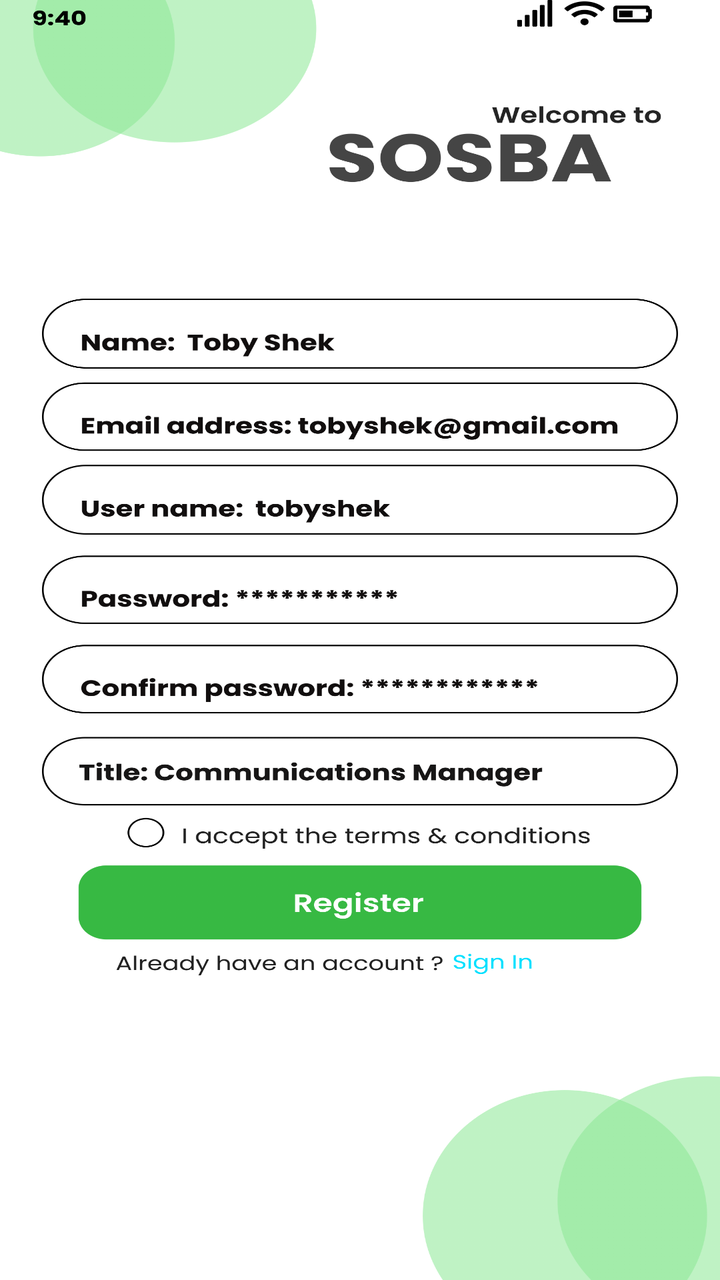
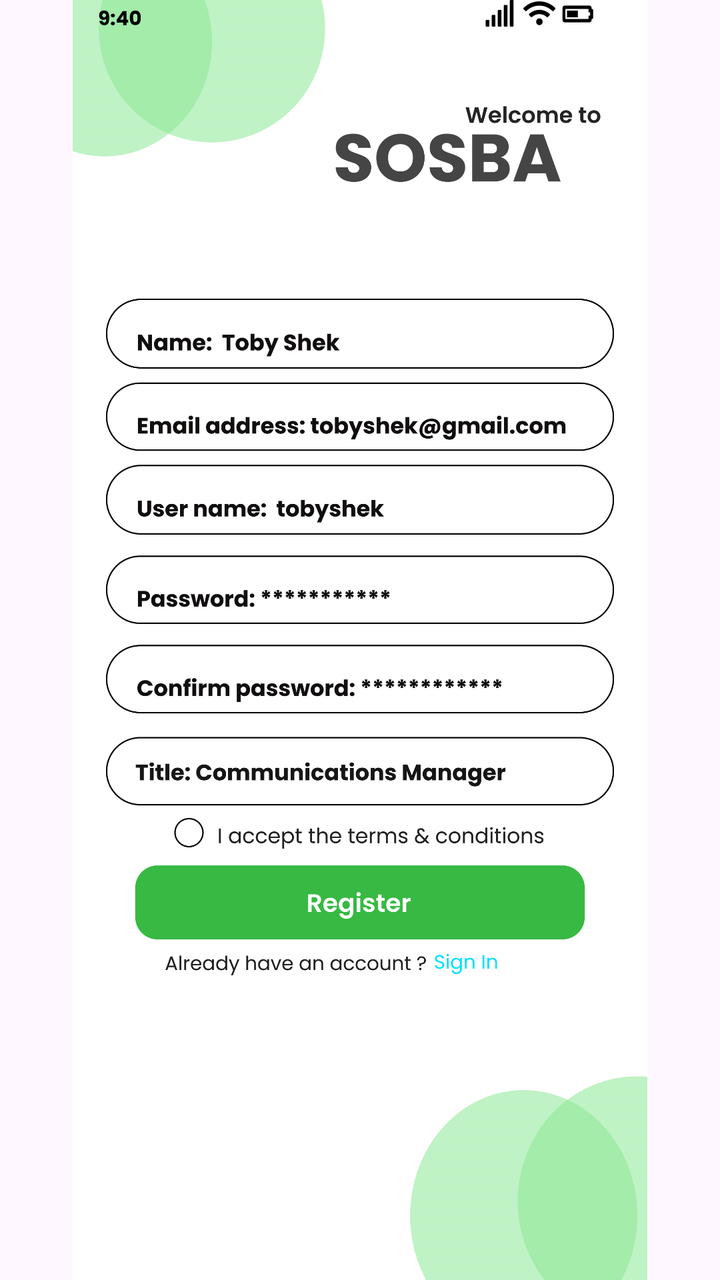

The first picture is an Android layout as it rendered before a commit; the second is the same layout after the commit. The layout source and the unified diff follow.
<!-- AndroidManifest.xml: application theme Theme.COMP2000HKSoftwareEngineeringAssessment -->
<!-- res/layout/activity_register.xml -->
<?xml version="1.0" encoding="utf-8"?>
<androidx.constraintlayout.widget.ConstraintLayout xmlns:android="http://schemas.android.com/apk/res/android"
    xmlns:app="http://schemas.android.com/apk/res-auto"
    xmlns:tools="http://schemas.android.com/tools"
    android:id="@+id/main"
    android:layout_width="match_parent"
    android:layout_height="match_parent"
    tools:context=".register">

    <ImageView
        android:id="@+id/iv_login_page"
        android:layout_width="match_parent"
        android:layout_height="match_parent"
        android:scaleType="fitXY"
        android:src="@drawable/register"
        app:layout_constraintBottom_toBottomOf="parent"
        app:layout_constraintEnd_toEndOf="parent"
        app:layout_constraintStart_toStartOf="parent"
        app:layout_constraintTop_toTopOf="parent" />

    <ImageButton
        android:id="@+id/btn_second"
        android:layout_width="0dp"
        android:layout_height="0dp"
        android:background="@android:color/transparent"
        app:layout_constraintBottom_toBottomOf="parent"
        app:layout_constraintDimensionRatio="1488:216"
        app:layout_constraintEnd_toEndOf="parent"
        app:layout_constraintHorizontal_bias="0.494"
        app:layout_constraintStart_toStartOf="parent"
        app:layout_constraintTop_toTopOf="parent"
        app:layout_constraintVertical_bias="0.715"
        app:layout_constraintWidth_percent="0.78" />

    <ImageButton
        android:id="@+id/btn_signin"
        android:layout_width="0dp"
        android:layout_height="0dp"
        android:background="@android:color/transparent"
        app:layout_constraintBottom_toBottomOf="parent"
        app:layout_constraintDimensionRatio="3:1"
        app:layout_constraintEnd_toEndOf="parent"
        app:layout_constraintHorizontal_bias="0.724"
        app:layout_constraintStart_toStartOf="parent"
        app:layout_constraintTop_toTopOf="parent"
        app:layout_constraintVertical_bias="0.758"
        app:layout_constraintWidth_percent="0.15 " />

</androidx.constraintlayout.widget.ConstraintLayout>
<!-- resources referenced by this layout -->
<resources>
  <!-- drawable register: png bitmap (drawable, 373445 bytes) -->
  <style name="Theme.COMP2000HKSoftwareEngineeringAssessment" parent="Base.Theme.COMP2000HKSoftwareEngineeringAssessment" />
  <style name="Base.Theme.COMP2000HKSoftwareEngineeringAssessment" parent="Theme.Material3.DayNight.NoActionBar">
          
          
      </style>
</resources>

<!-- the commit's change to res/layout/activity_register.xml (unified diff, before → after) -->
@@ -11,7 +11,7 @@
         android:id="@+id/iv_login_page"
         android:layout_width="match_parent"
         android:layout_height="match_parent"
-        android:scaleType="fitXY"
+        android:scaleType="fitCenter"
         android:src="@drawable/register"
         app:layout_constraintBottom_toBottomOf="parent"
         app:layout_constraintEnd_toEndOf="parent"
